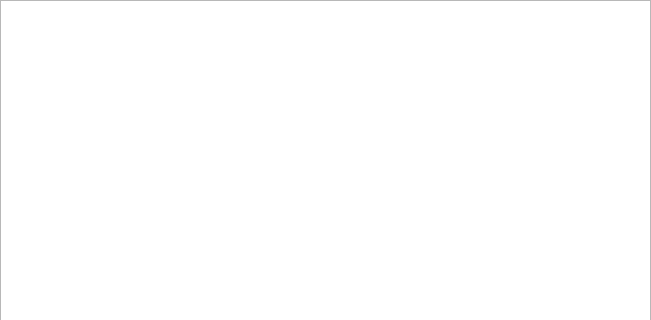
Above: UIs/ResultsUI.ui from NeiroX/TestChecker before the change; both pictures show x 0 to 651 and y 0 to 320 of the 651 by 591 pixel window. Below: the same form after it.
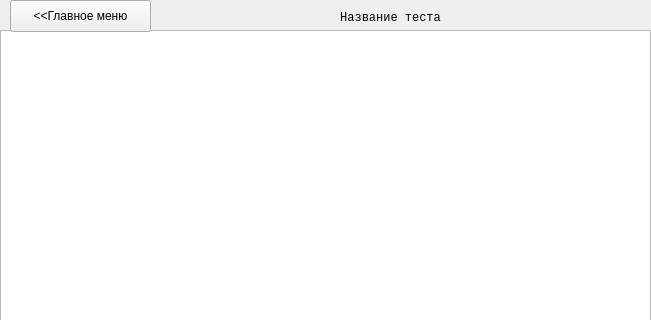
That is the form after the change.

Patch:
```diff
--- a/UIs/ResultsUI.ui
+++ b/UIs/ResultsUI.ui
@@ -18,12 +18,46 @@
     <property name="geometry">
      <rect>
       <x>0</x>
-      <y>0</y>
+      <y>30</y>
       <width>651</width>
-      <height>591</height>
+      <height>561</height>
      </rect>
     </property>
    </widget>
+   <widget class="QPushButton" name="mainMenu">
+    <property name="geometry">
+     <rect>
+      <x>10</x>
+      <y>0</y>
+      <width>141</width>
+      <height>32</height>
+     </rect>
+    </property>
+    <property name="text">
+     <string>&lt;&lt;Главное меню</string>
+    </property>
+   </widget>
+   <widget class="QLabel" name="testName">
+    <property name="geometry">
+     <rect>
+      <x>160</x>
+      <y>10</y>
+      <width>461</width>
+      <height>20</height>
+     </rect>
+    </property>
+    <property name="font">
+     <font>
+      <family>Courier</family>
+     </font>
+    </property>
+    <property name="text">
+     <string>Название теста</string>
+    </property>
+    <property name="alignment">
+     <set>Qt::AlignHCenter|Qt::AlignTop</set>
+    </property>
+   </widget>
   </widget>
  </widget>
  <resources/>
```
